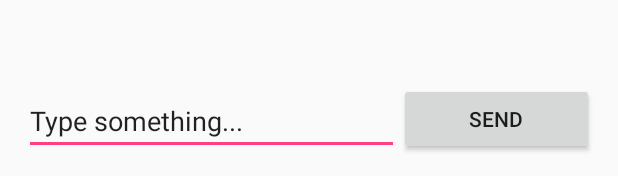
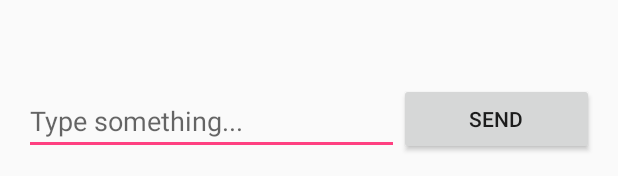
Before and after one commit to joonalas/MyPanda, an Android app: the layout activity_main.xml on its own in the app's theme, with its tools: preview values and no code run, on a phone screen of 412 x 824 dp. Shown: the part 1057-1233 px from the top of the screen. Run offline under Robolectric (Android 15) with nearby library versions, the phone set to English and light mode, and no system bars.

Commit message:
more stuff

```diff
--- a/MyPanda/app/src/main/res/layout/activity_main.xml
+++ b/MyPanda/app/src/main/res/layout/activity_main.xml
@@ -16,7 +16,7 @@
         android:layout_alignParentBottom="true"
         android:layout_alignParentStart="true"
         android:id="@+id/editText"
-        android:text="@string/edit_message" />
+        android:hint="@string/edit_message" />
 
     <Button
         android:layout_width="wrap_content"
@@ -25,5 +25,17 @@
         android:id="@+id/button"
         android:layout_alignParentEnd="true"
         android:layout_toEndOf="@+id/editText"
-        android:text="@string/send_btn" />
+        android:text="@string/send_btn"
+        android:onClick="sendMessage"/>
+
+    <LinearLayout
+        android:orientation="vertical"
+        android:layout_width="match_parent"
+        android:layout_height="match_parent"
+        android:layout_alignParentTop="true"
+        android:layout_centerHorizontal="true"
+        android:layout_above="@+id/editText"
+        android:id="@+id/messages_layout">
+
+    </LinearLayout>
 </RelativeLayout>
--- a/MyPanda/app/src/main/res/values/strings.xml
+++ b/MyPanda/app/src/main/res/values/strings.xml
@@ -4,4 +4,10 @@
     <string name="edit_message">Type something...</string>
     <string name="error_no_connection">Server connection failure.</string>
     <string name="try_again_btn">RECONNECT</string>
+    <string name="login_hint">Username</string>
+    <string name="login_btn">LOGIN</string>
+    <string name="c_user">:user</string>
+    <string name="c_list">:list</string>
+    <string name="c_history">:history</string>
+    <string name="c_quit">:quit</string>
 </resources>
```
Also changed, not shown: MyPanda/app/src/main/AndroidManifest.xml (+4 -4 lines), MyPanda/app/src/main/java/com/joonas/mypanda/LoginActivity.java (+17 -4 lines), MyPanda/app/src/main/java/com/joonas/mypanda/MainActivity.java (+91 -5 lines), MyPanda/app/src/main/res/layout/layout_login.xml (added, +20 -0 lines).
